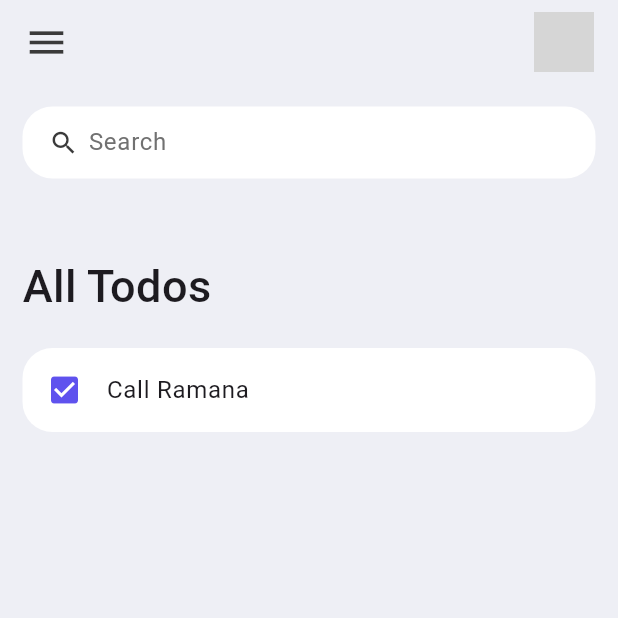
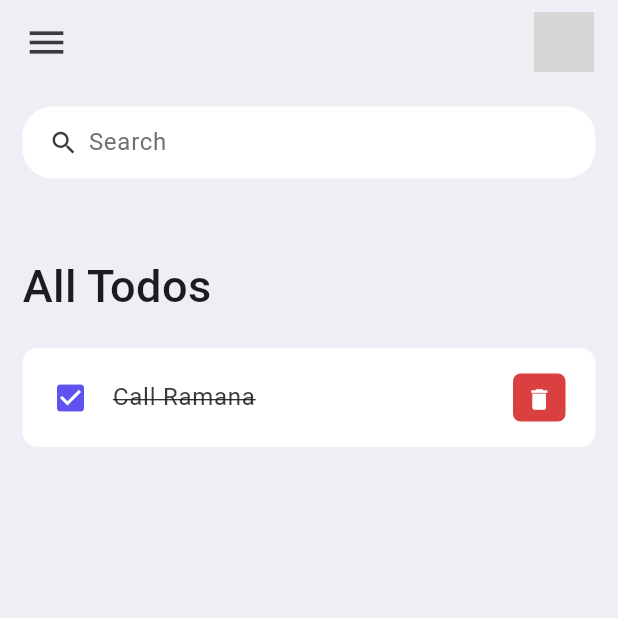
Before and after one commit to Livingstone17/todoapp-flutter, a Flutter app: the screen it shows after launch, on a phone screen of 412 x 824 dp, the top half of it. Run offline on Flutter 3.47's test engine with Material 3 defaults, Android fonts, the phone set to English and light mode, and no system bars; grey boxes are pictures that could not be loaded.

Commit message:
UI update

```diff
--- a/lib/widgets/todo_item.dart
+++ b/lib/widgets/todo_item.dart
@@ -8,14 +8,37 @@ class TodoItem extends StatelessWidget {
   Widget build(BuildContext context) {
     return Container(
       child: ListTile(
-        onTap: () {},
-        shape: RoundedRectangleBorder(borderRadius: BorderRadius.circular(20)),
+        onTap: () {
+          print("TO do item clicked");
+        },
+        shape: RoundedRectangleBorder(borderRadius: BorderRadius.circular(10)),
+        contentPadding: EdgeInsets.symmetric(horizontal: 20, vertical: 5),
         tileColor: Colors.white,
         leading: Icon(
           Icons.check_box,
           color: tdBlue,
         ),
-        title: Text("Call Ramana"),
+        title: Text(
+          "Call Ramana",
+          style: TextStyle(
+              fontSize: 16,
+              color: tdBlack,
+              decoration: TextDecoration.lineThrough),
+        ),
+        trailing: Container(
+          padding: EdgeInsets.all(0),
+          margin: EdgeInsets.symmetric(vertical: 12),
+          height: 35,
+          width: 35,
+          decoration: BoxDecoration(
+              color: tdRed, borderRadius: BorderRadius.circular(5)),
+          child: IconButton(
+            color: Colors.white,
+            iconSize: 18,
+            icon: Icon(Icons.delete),
+            onPressed: () {},
+          ),
+        ),
       ),
     );
   }
```
